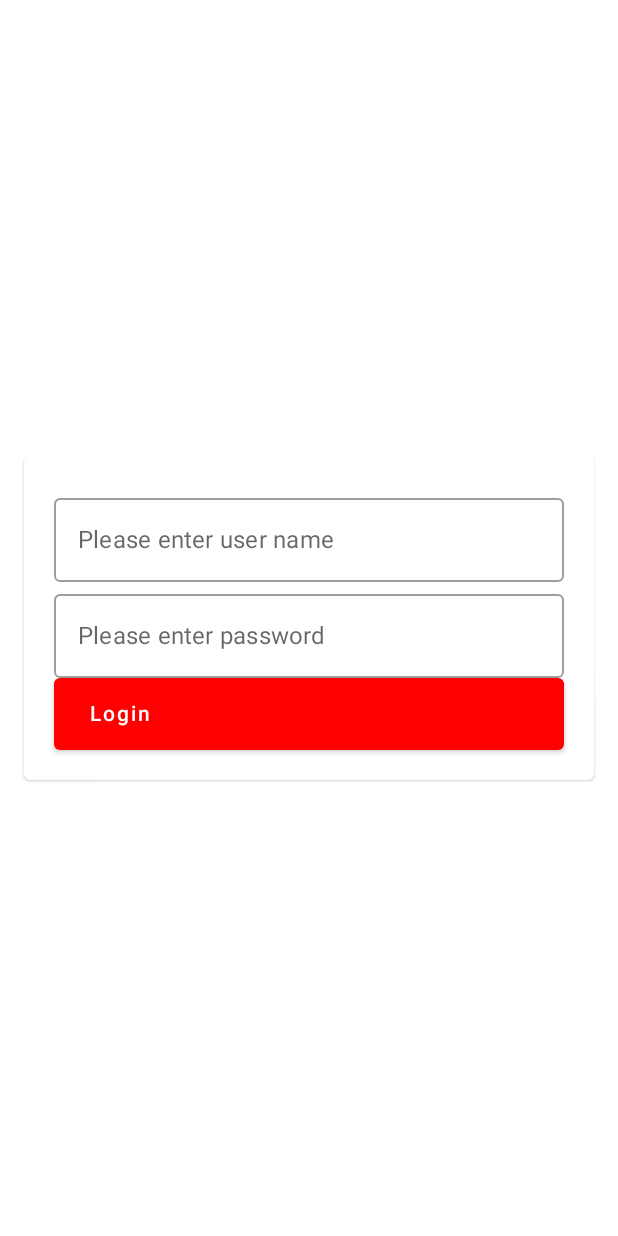
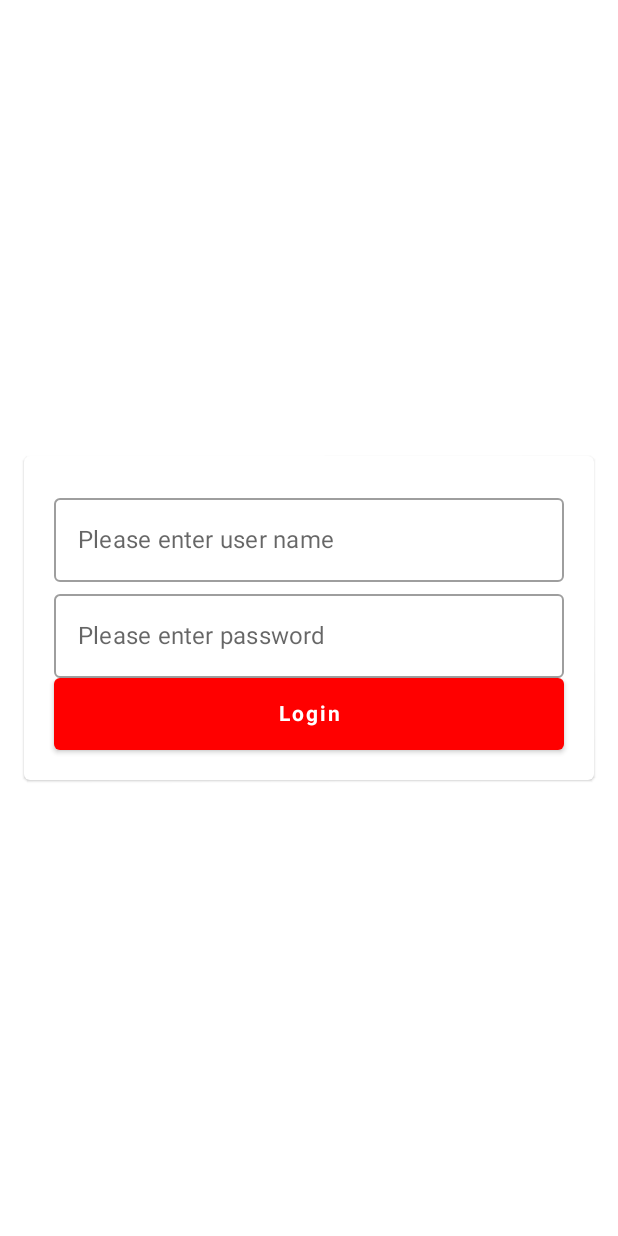
Before and after one commit to GaneshajDivekar/JetPackComposeDemo, an Android app built with Jetpack Compose: the screen it shows after launch (MainActivity), on a phone screen of 412 x 824 dp. Run offline under Robolectric (Android 15) with nearby library versions, the phone set to English and light mode, and no system bars; libraries missing offline, so code that uses them is left out: androidx.ui.core, androidx.ui.layout.

Commit message:
Changes is UI

```diff
--- a/app/src/main/java/compose/demo/MainActivity.kt
+++ b/app/src/main/java/compose/demo/MainActivity.kt
@@ -23,9 +23,11 @@ import androidx.compose.ui.Modifier
 import androidx.compose.ui.focus.focusModifier
 import androidx.compose.ui.graphics.Color
 import androidx.compose.ui.platform.LocalContext
+import androidx.compose.ui.text.font.FontWeight
 import androidx.compose.ui.text.input.KeyboardType
 import androidx.compose.ui.text.input.PasswordVisualTransformation
 import androidx.compose.ui.text.input.TextFieldValue
+import androidx.compose.ui.text.style.TextAlign
 import androidx.compose.ui.tooling.preview.Preview
 import androidx.compose.ui.unit.dp
 import androidx.compose.ui.unit.sp
@@ -104,6 +106,8 @@ fun LoginButton() {
         Text(
             "Login",
             color = Color.White,
+            fontWeight = FontWeight.Bold,
+            textAlign = TextAlign.Center,
             modifier = Modifier
                 .padding(8.dp)
                 .fillMaxWidth()
```
